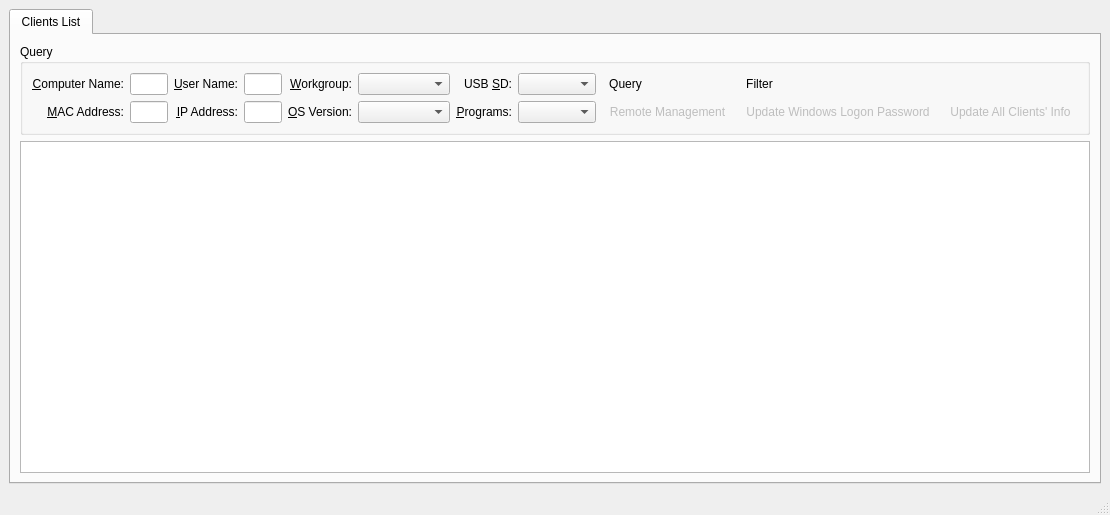
The window that APP/src/managementsystem/plugins/controlcenter/controlcenter.ui (RallyWRT/qtapplications) describes before a commit, drawn with Qt 5.
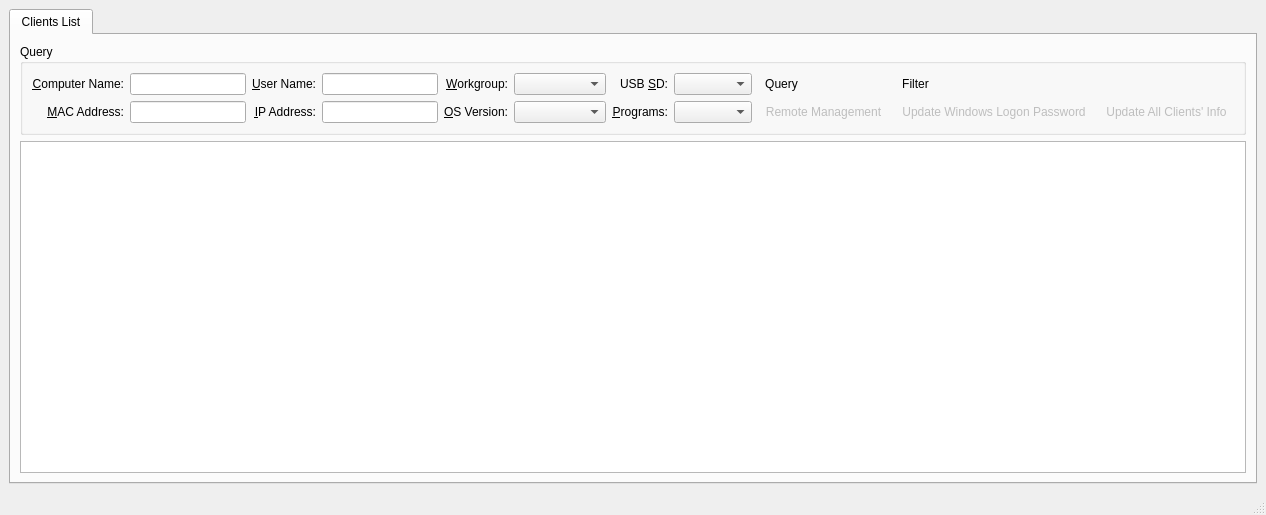
The same window after the commit. Icons and pictures are not drawn.

The edit to the form file:
```diff
--- a/APP/src/managementsystem/plugins/controlcenter/controlcenter.ui
+++ b/APP/src/managementsystem/plugins/controlcenter/controlcenter.ui
@@ -6,7 +6,7 @@
    <rect>
     <x>0</x>
     <y>0</y>
-    <width>980</width>
+    <width>862</width>
     <height>515</height>
    </rect>
   </property>
@@ -51,7 +51,14 @@
             </widget>
            </item>
            <item row="1" column="1">
-            <widget class="QLineEdit" name="lineEditComputerName"/>
+            <widget class="QLineEdit" name="lineEditComputerName">
+             <property name="minimumSize">
+              <size>
+               <width>100</width>
+               <height>0</height>
+              </size>
+             </property>
+            </widget>
            </item>
            <item row="2" column="5">
             <widget class="QComboBox" name="comboBoxOSVersion">
@@ -241,7 +248,14 @@
             </widget>
            </item>
            <item row="1" column="3">
-            <widget class="QLineEdit" name="lineEditUserName"/>
+            <widget class="QLineEdit" name="lineEditUserName">
+             <property name="minimumSize">
+              <size>
+               <width>100</width>
+               <height>0</height>
+              </size>
+             </property>
+            </widget>
            </item>
            <item row="2" column="0">
             <widget class="QLabel" name="labelMACAddress">
@@ -257,7 +271,14 @@
             </widget>
            </item>
            <item row="2" column="1">
-            <widget class="QLineEdit" name="lineEditMACAddress"/>
+            <widget class="QLineEdit" name="lineEditMACAddress">
+             <property name="minimumSize">
+              <size>
+               <width>100</width>
+               <height>0</height>
+              </size>
+             </property>
+            </widget>
            </item>
            <item row="2" column="2">
             <widget class="QLabel" name="labelIPAddress">
@@ -273,7 +294,14 @@
             </widget>
            </item>
            <item row="2" column="3">
-            <widget class="QLineEdit" name="lineEditIPAddress"/>
+            <widget class="QLineEdit" name="lineEditIPAddress">
+             <property name="minimumSize">
+              <size>
+               <width>100</width>
+               <height>0</height>
+              </size>
+             </property>
+            </widget>
            </item>
            <item row="1" column="6">
             <widget class="QLabel" name="labelUSBSD">
```
Left out of the diff: 2 changed lines with no effect on the pictures.
